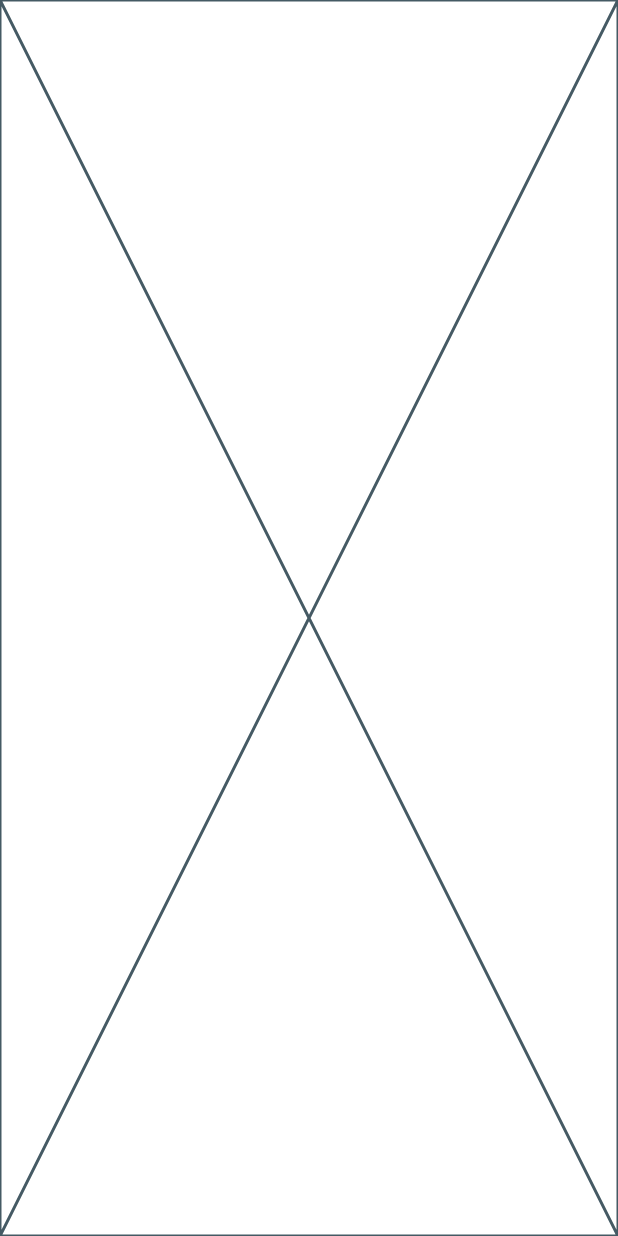
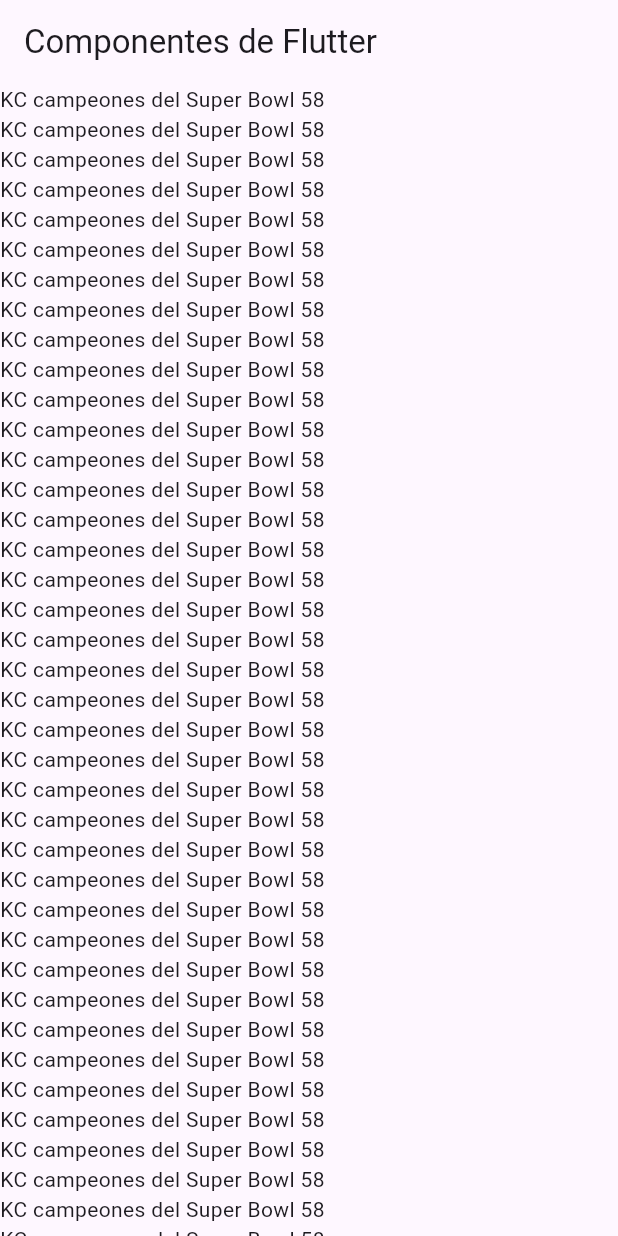
Before and after one commit to lauraHerSan01/componentes_flutter, a Flutter app: the screen it shows after launch, on a phone screen of 412 x 824 dp. Run offline on Flutter 3.47's test engine with Material 3 defaults, Android fonts, the phone set to English and light mode, and no system bars.

Commit message:
Adding a simple ListView

```diff
--- a/lib/home_screen.dart
+++ b/lib/home_screen.dart
@@ -5,6 +5,54 @@ class HomeScreen extends StatelessWidget {
 
   @override
   Widget build(BuildContext context) {
-    return const Placeholder();
+    return Scaffold(
+      appBar: AppBar(title: const Text('Componentes de Flutter'),
+      ),
+      body: ListView(
+        children: const [
+          Text('KC campeones del Super Bowl 58'),
+          Text('KC campeones del Super Bowl 58'),
+          Text('KC campeones del Super Bowl 58'),
+          Text('KC campeones del Super Bowl 58'),
+          Text('KC campeones del Super Bowl 58'),
+          Text('KC campeones del Super Bowl 58'),
+          Text('KC campeones del Super Bowl 58'),
+          Text('KC campeones del Super Bowl 58'),
+          Text('KC campeones del Super Bowl 58'),
+          Text('KC campeones del Super Bowl 58'),
+          Text('KC campeones del Super Bowl 58'),
+          Text('KC campeones del Super Bowl 58'),
+          Text('KC campeones del Super Bowl 58'),
+          Text('KC campeones del Super Bowl 58'),
+          Text('KC campeones del Super Bowl 58'),
+          Text('KC campeones del Super Bowl 58'),
+          Text('KC campeones del Super Bowl 58'),
+          Text('KC campeones del Super Bowl 58'),
+          Text('KC campeones del Super Bowl 58'),
+          Text('KC campeones del Super Bowl 58'),
+          Text('KC campeones del Super Bowl 58'),
+          Text('KC campeones del Super Bowl 58'),
+          Text('KC campeones del Super Bowl 58'),
+          Text('KC campeones del Super Bowl 58'),
+          Text('KC campeones del Super Bowl 58'),
+          Text('KC campeones del Super Bowl 58'),
+          Text('KC campeones del Super Bowl 58'),
+          Text('KC campeones del Super Bowl 58'),
+          Text('KC campeones del Super Bowl 58'),
+          Text('KC campeones del Super Bowl 58'),
+          Text('KC campeones del Super Bowl 58'),
+          Text('KC campeones del Super Bowl 58'),
+          Text('KC campeones del Super Bowl 58'),
+          Text('KC campeones del Super Bowl 58'),
+          Text('KC campeones del Super Bowl 58'),
+          Text('KC campeones del Super Bowl 58'),
+          Text('KC campeones del Super Bowl 58'),
+          Text('KC campeones del Super Bowl 58'),
+          Text('KC campeones del Super Bowl 58'),
+          Text('KC campeones del Super Bowl 58'),
+          Text('KC campeones del Super Bowl 58'),
+        ],
+      ),
+    );
   }
 }
--- a/lib/main_app.dart
+++ b/lib/main_app.dart
@@ -7,6 +7,7 @@ class MainApp extends StatelessWidget {
   @override
   Widget build(BuildContext context) {
     return const MaterialApp(
+      debugShowCheckedModeBanner: false,
       home: HomeScreen(),
       );
   }
```
